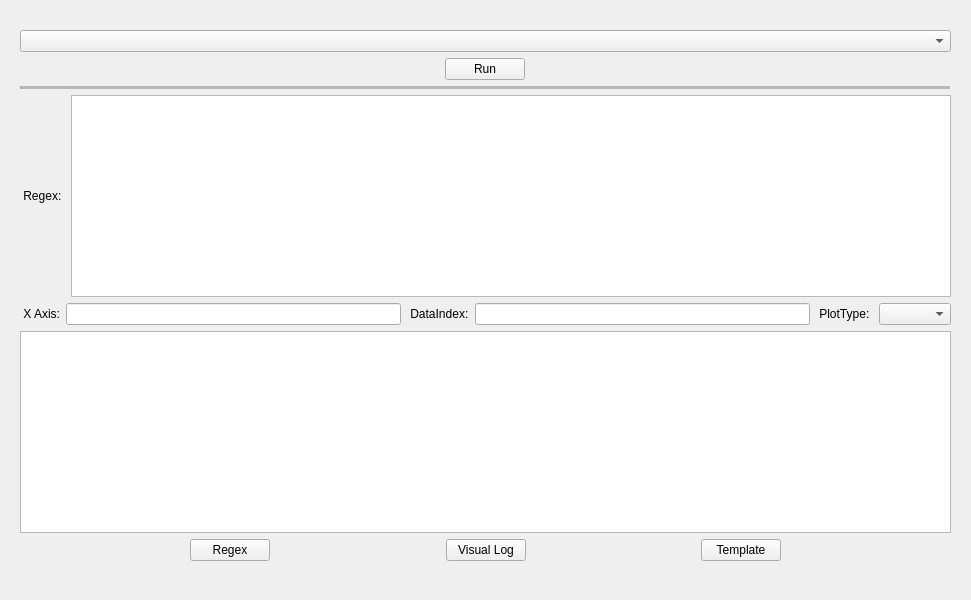
First picture: the form in src/PluginsPy/MainUI.ui, repository FolderLevel/PluginsPy, before the edit.
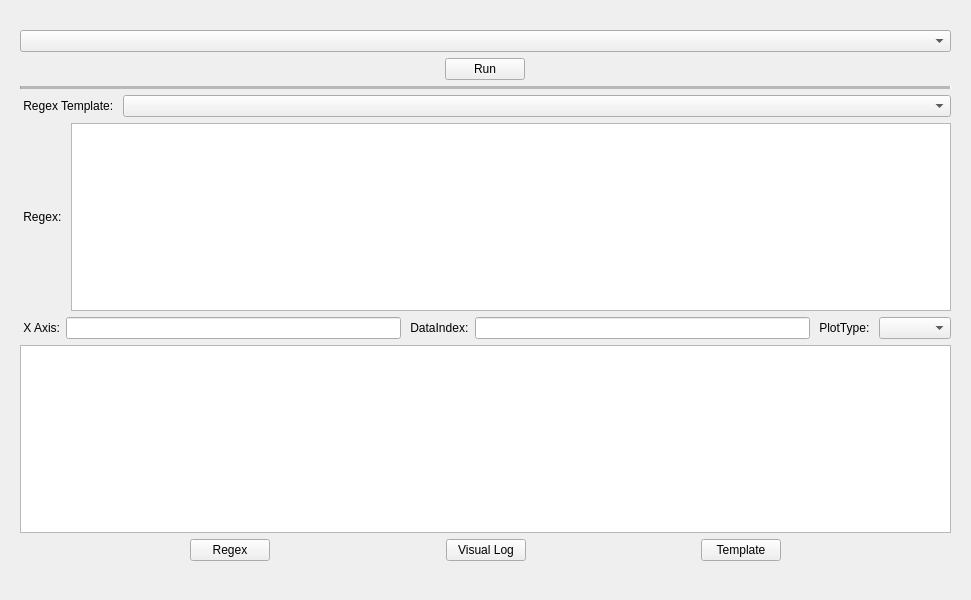
Second picture: the form after the edit.

Patch:
```diff
--- a/src/PluginsPy/MainUI.ui
+++ b/src/PluginsPy/MainUI.ui
@@ -70,6 +70,26 @@
        </property>
       </widget>
      </item>
+     <item>
+      <layout class="QHBoxLayout" name="horizontalLayout_5">
+       <item>
+        <widget class="QLabel" name="label_4">
+         <property name="sizePolicy">
+          <sizepolicy hsizetype="Fixed" vsizetype="Preferred">
+           <horstretch>0</horstretch>
+           <verstretch>0</verstretch>
+          </sizepolicy>
+         </property>
+         <property name="text">
+          <string> Regex Template: </string>
+         </property>
+        </widget>
+       </item>
+       <item>
+        <widget class="QComboBox" name="PSRegexTemplateComboBox"/>
+       </item>
+      </layout>
+     </item>
      <item>
       <layout class="QHBoxLayout" name="horizontalLayout_2">
        <item>
```
